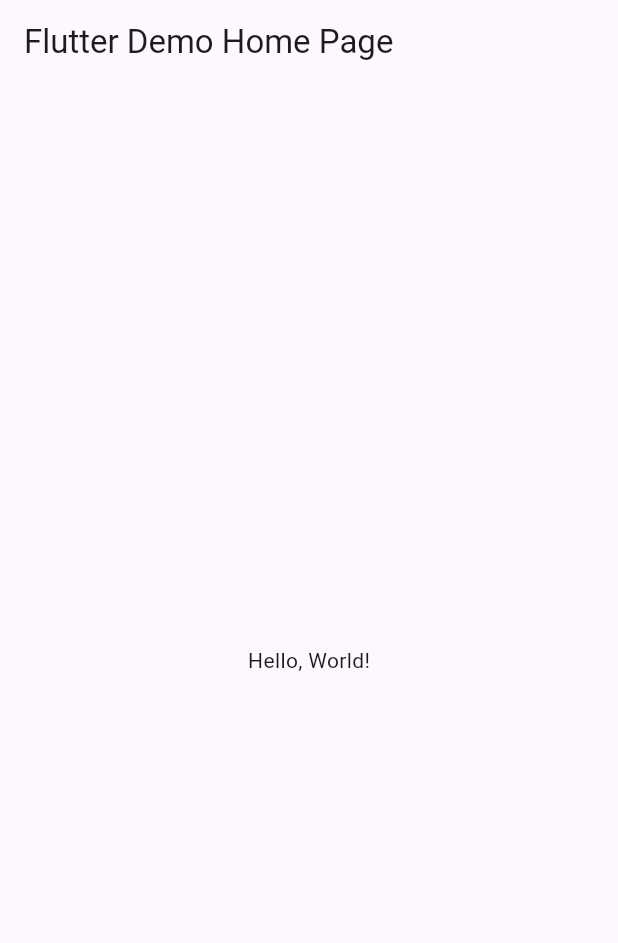
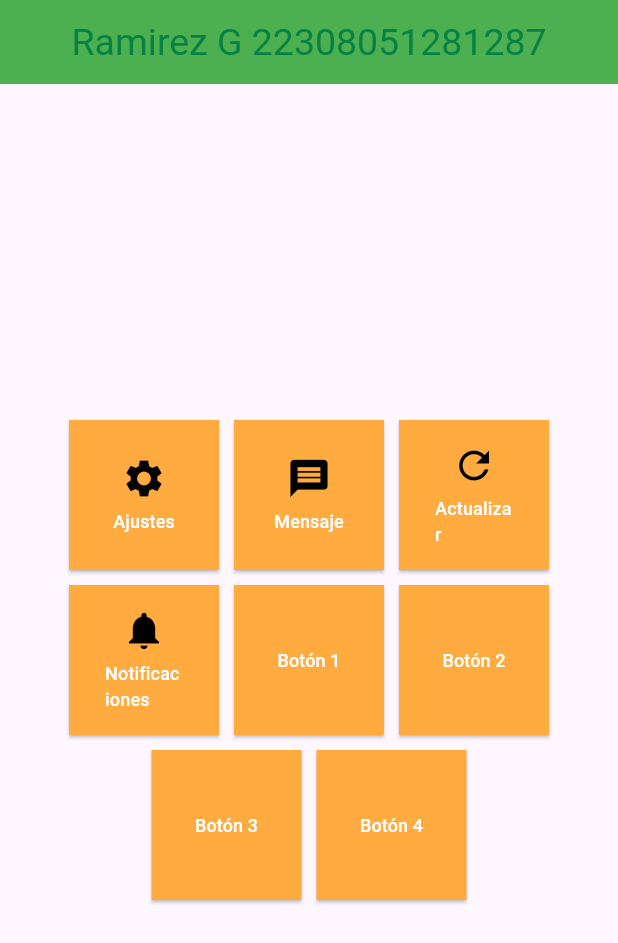
Before and after one commit to JannaRG13/p11_ElevatedButton, a Flutter app: the screen it shows after launch, on a phone screen of 412 x 824 dp. Shown: the top 943 px of the screen. Run offline on Flutter 3.47's test engine with Material 3 defaults, Android fonts, the phone set to English and light mode, and no system bars.

```diff
--- a/lib/main.dart
+++ b/lib/main.dart
@@ -1,41 +1,109 @@
 import 'package:flutter/material.dart';
 
-void main() => runApp(MyApp());
+void main() => runApp(MiButton());
 
-class MyApp extends StatelessWidget {
-  const MyApp({super.key});
-  // This widget is the root of your application.
+class MiButton extends StatelessWidget {
+  const MiButton({Key? key}) : super(key: key);
+
   @override
   Widget build(BuildContext context) {
     return MaterialApp(
-      // Application name
-      title: 'Flutter Hello World',
-      // Application theme data, you can set the colors for the application as
-      // you want
-      theme: ThemeData(
-        // useMaterial3: false,
-        primarySwatch: Colors.blue,
+      debugShowCheckedModeBanner: false,
+      home: Scaffold(
+        appBar: AppBar(
+          title: Text("Ramirez G 22308051281287"),
+          centerTitle: true,
+          titleTextStyle: TextStyle(color: Color(0xff078244), fontSize: 25),
+          backgroundColor: Colors.green,
+        ),
+        body: Center(
+          child: Column(
+            mainAxisAlignment: MainAxisAlignment.center,
+            children: [
+              // Primera fila de botones (3 botones con icono y texto)
+              Row(
+                mainAxisAlignment: MainAxisAlignment.center,
+                children: [
+                  _buildButtonWithIcon(Icons.settings, 'Ajustes'),
+                  SizedBox(width: 10),
+                  _buildButtonWithIcon(Icons.message, 'Mensaje'),
+                  SizedBox(width: 10),
+                  _buildButtonWithIcon(Icons.refresh, 'Actualizar'),
+                ],
+              ),
+              SizedBox(height: 10), // Espacio entre filas
+              // Segunda fila de botones (3 botones con icono y texto)
+              Row(
+                mainAxisAlignment: MainAxisAlignment.center,
+                children: [
+                  _buildButtonWithIcon(Icons.notifications, 'Notificaciones'),
+                  SizedBox(width: 10),
+                  _buildButtonWithText('Botón 1'),
+                  SizedBox(width: 10),
+                  _buildButtonWithText('Botón 2'),
+                ],
+              ),
+              SizedBox(height: 10), // Espacio entre filas
+              // Tercera fila de botones (2 botones solo con texto)
+              Row(
+                mainAxisAlignment: MainAxisAlignment.center,
+                children: [
+                  _buildButtonWithText('Botón 3'),
+                  SizedBox(width: 10),
+                  _buildButtonWithText('Botón 4'),
+                ],
+              ),
+            ],
+          ),
+        ),
       ),
-      // A widget which will be started on application startup
-      home: MyHomePage(title: 'Flutter Demo Home Page'),
     );
   }
-}
 
-class MyHomePage extends StatelessWidget {
-  final String title;
-  const MyHomePage({super.key, required this.title});
+  // Método para construir un botón con icono y texto
+  Widget _buildButtonWithIcon(IconData icon, String label) {
+    return SizedBox(
+      width: 100, // Ancho del botón
+      height: 100, // Alto del botón (igual al ancho para que sea cuadrado)
+      child: ElevatedButton(
+        onPressed: () {},
+        style: ElevatedButton.styleFrom(
+          backgroundColor: Colors.orangeAccent, // Color del botón
+          shape: RoundedRectangleBorder(
+            borderRadius: BorderRadius.zero, // Bordes rectos
+          ),
+        ),
+        child: Column(
+          mainAxisAlignment: MainAxisAlignment.center,
+          children: [
+            Icon(icon, size: 30, color: Colors.black), // Icono
+            SizedBox(height: 5), // Espacio entre el icono y el texto
+            Text(
+              label,
+              style: TextStyle(fontSize: 12, color: Colors.white), // Texto
+            ),
+          ],
+        ),
+      ),
+    );
+  }
 
-  @override
-  Widget build(BuildContext context) {
-    return Scaffold(
-      appBar: AppBar(
-        // The title text which will be shown on the action bar
-        title: Text(title),
-      ),
-      body: Center(
+  // Método para construir un botón solo con texto
+  Widget _buildButtonWithText(String label) {
+    return SizedBox(
+      width: 100, // Ancho del botón
+      height: 100, // Alto del botón (igual al ancho para que sea cuadrado)
+      child: ElevatedButton(
+        onPressed: () {},
+        style: ElevatedButton.styleFrom(
+          backgroundColor: Colors.orangeAccent, // Color del botón
+          shape: RoundedRectangleBorder(
+            borderRadius: BorderRadius.zero, // Bordes rectos
+          ),
+        ),
         child: Text(
-          'Hello, World!',
+          label,
+          style: TextStyle(fontSize: 12, color: Colors.white), // Texto
         ),
       ),
     );
```
Also changed, not shown: capturaButton.png (added).
